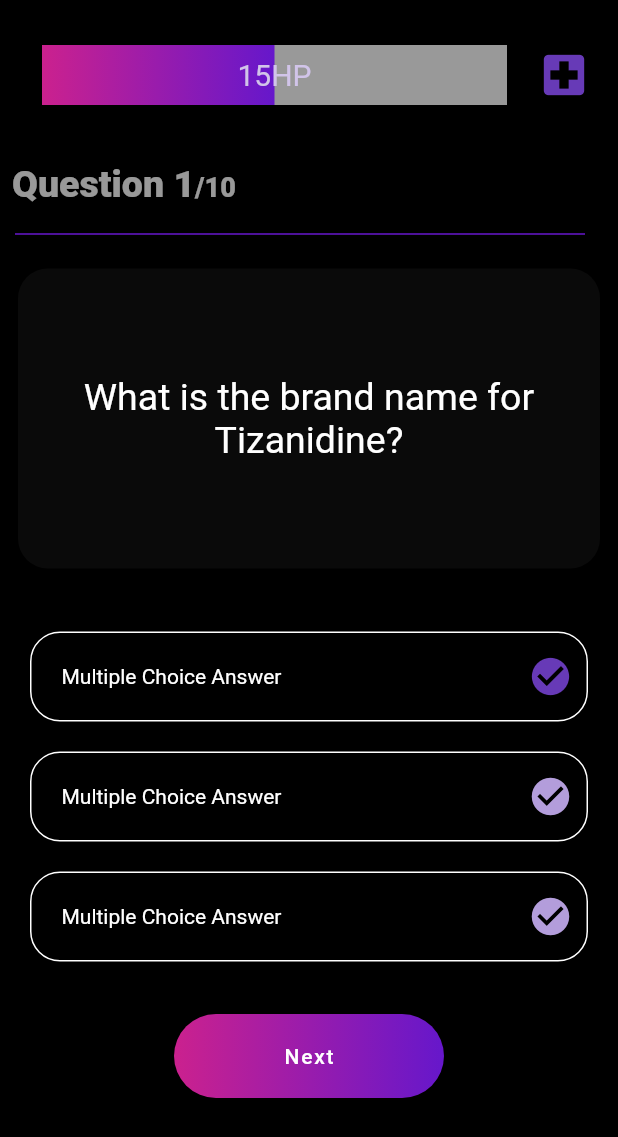
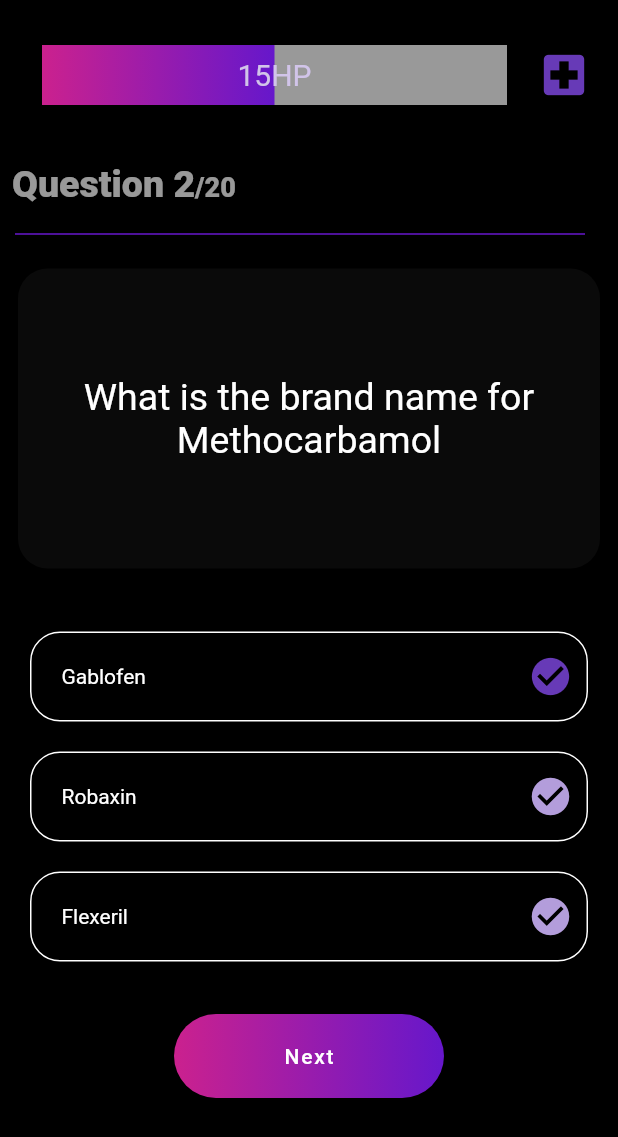
Before and after one commit to kingpush37/pharmu, a Flutter app: the screen it shows after launch, after a tap on "Next", on a phone screen of 412 x 824 dp. Shown: the top 1137 px of the screen. Run offline on Flutter 3.47's test engine with Material 2 defaults, Android fonts, the phone set to English and light mode, and no system bars; drawn by our look-alikes of percent_indicator; our stand-ins replace font_awesome_flutter.

Commit message:
fixed quiz choices

```diff
--- /dev/null
+++ b/lib/question_database.dart
@@ -0,0 +1,63 @@
+
+import 'dart:math';
+import 'package:pharm_u/questions.dart';
+
+class QuestionDatabase {
+  Random random = new Random();
+  int count = 0;
+
+  List<Questions> _questionBank = [
+    Questions(question: 'What is the brand name for Tizandine', answer: 'Zanaflex'),
+    Questions(question: 'What is the brand name for Methocarbamol', answer: 'Robaxin'),
+    Questions(question: 'What is the brand name for Baclofen', answer: 'Gablofen'),
+    Questions(question: 'What is the brand name for Cyclobenzaprine', answer: 'Flexeril'),
+    Questions(question: 'What is the brand name for Carisoprodol', answer: 'Soma'),
+    Questions(question: 'What is the brand name for Estrogen', answer: 'Premarin'),
+    Questions(question: 'What is the brand name for Insulinglargine', answer: 'Lantus'),
+    Questions(question: 'What is the brand name for Insulindetemir', answer: 'Levemir'),
+    Questions(question: 'What is the brand name for Sumatriptan', answer: 'Imitrex'),
+    Questions(question: 'What is the brand name for Diclofenac', answer: 'Voltaren'),
+    Questions(question: 'What is the brand name for Nabumetone', answer: 'Relafen'),
+    Questions(question: 'What is the brand name for Ibuprofen', answer: 'Advil'),
+    Questions(question: 'What is the brand name for Naproxen', answer: 'Aleve'),
+    Questions(question: 'What is the brand name for Meloxicam', answer: 'Mobic'),
+    Questions(question: 'What is the brand name for Celecoxib', answer: 'Celebrex'),
+    Questions(question: 'What is the brand name for Dicyclomine', answer: 'Bentyl'),
+    Questions(question: 'What is the brand name for Testosterone', answer: 'Androgel'),
+    Questions(question: 'What is the brand name for Zolpidem', answer: 'Ambien'),
+    Questions(question: 'What is the brand name for Tolterodine', answer: 'Detrol'),
+    Questions(question: 'What is the brand name for Oxybutynin', answer: 'Ditropan'),
+  ];
+
+
+
+  String getQuestion() {
+    return _questionBank[count].questionText;
+  }
+
+  String getAnswer() {
+
+    return _questionBank[count].questionAnswer;
+  }
+
+  String getAnswer2() {
+    return _questionBank[count + 1].questionAnswer;
+  }
+
+  String getAnswer3() {
+    return _questionBank[count + 2].questionAnswer;
+  }
+
+  int getDataBaseLength() {
+    return _questionBank.length;
+  }
+
+
+  void nextQuestion() {
+    count++;
+  }
+
+
+
+
+}
--- /dev/null
+++ b/lib/questions.dart
@@ -0,0 +1,12 @@
+
+
+
+class Questions {
+  String questionText;
+  String questionAnswer;
+
+  Questions({String question, String answer}) {
+    questionText = question;
+    questionAnswer = answer;
+  }
+}
--- a/lib/quiz_page.dart
+++ b/lib/quiz_page.dart
@@ -1,16 +1,30 @@
 import 'package:flutter/cupertino.dart';
 import 'package:flutter/material.dart';
 import 'package:flutter/painting.dart';
+import 'package:pharm_u/question_database.dart';
 import 'customCard.dart';
 import 'package:percent_indicator/percent_indicator.dart';
 import 'package:font_awesome_flutter/font_awesome_flutter.dart';
+import 'dart:math';
 
 class QuizPage extends StatefulWidget {
+
   @override
   _QuizPageState createState() => _QuizPageState();
 }
 
+  var database = new QuestionDatabase();
+  var random = new Random();
+  int quizLength = database.getDataBaseLength();
+  int answerCount = 0;
+  int count = 1;
+
+
+
+
 class _QuizPageState extends State<QuizPage> {
+
+
   @override
   Widget build(BuildContext context) {
     return SafeArea(
@@ -58,7 +72,7 @@ class _QuizPageState extends State<QuizPage> {
                   textBaseline: TextBaseline.alphabetic,
                   children: <Widget>[
                     Text(
-                      'Question 1',
+                      'Question $count',
                       style: TextStyle(
                         fontSize: 25.0,
                         fontWeight: FontWeight.w900,
@@ -66,7 +80,7 @@ class _QuizPageState extends State<QuizPage> {
                       ),
                     ),
                     Text(
-                      '/10',
+                      '/$quizLength',
                       style: TextStyle(
                         fontSize: 18.0,
                         fontWeight: FontWeight.w900,
@@ -100,7 +114,8 @@ class _QuizPageState extends State<QuizPage> {
                 children: <Widget>[
                   Expanded(
                     child: Text(
-                      'What is the brand name for Tizanidine?',
+                      //Main question text
+                      database.getQuestion(),
                       style: TextStyle(
                         color: Colors.white,
                         fontSize: 25.0,
@@ -127,7 +142,7 @@ class _QuizPageState extends State<QuizPage> {
                 mainAxisAlignment: MainAxisAlignment.spaceBetween,
                 children: <Widget>[
                   Text(
-                    'Multiple Choice Answer',
+                    database.getAnswer2(),
                     style: TextStyle(
                       color: Colors.white,
                     ),
@@ -156,7 +171,7 @@ class _QuizPageState extends State<QuizPage> {
                 mainAxisAlignment: MainAxisAlignment.spaceBetween,
                 children: <Widget>[
                   Text(
-                    'Multiple Choice Answer',
+                    database.getAnswer(),
                     style: TextStyle(
                       color: Colors.white,
                     ),
@@ -185,7 +200,7 @@ class _QuizPageState extends State<QuizPage> {
                 mainAxisAlignment: MainAxisAlignment.spaceBetween,
                 children: <Widget>[
                   Text(
-                    'Multiple Choice Answer',
+                    database.getAnswer3(),
                     style: TextStyle(
                       color: Colors.white,
                     ),
@@ -204,9 +219,16 @@ class _QuizPageState extends State<QuizPage> {
             SizedBox(
               height: 25.0,
             ),
+            // ***Next button***
             FloatingActionButton(
               backgroundColor: Colors.transparent,
-              onPressed: () {},
+              onPressed: () {
+                setState(() {
+                  database.nextQuestion();
+                  answerCount++;
+                  count++;
+                });
+              },
               child: Container(
                 alignment: Alignment.center,
                 width: 180.0,
```
